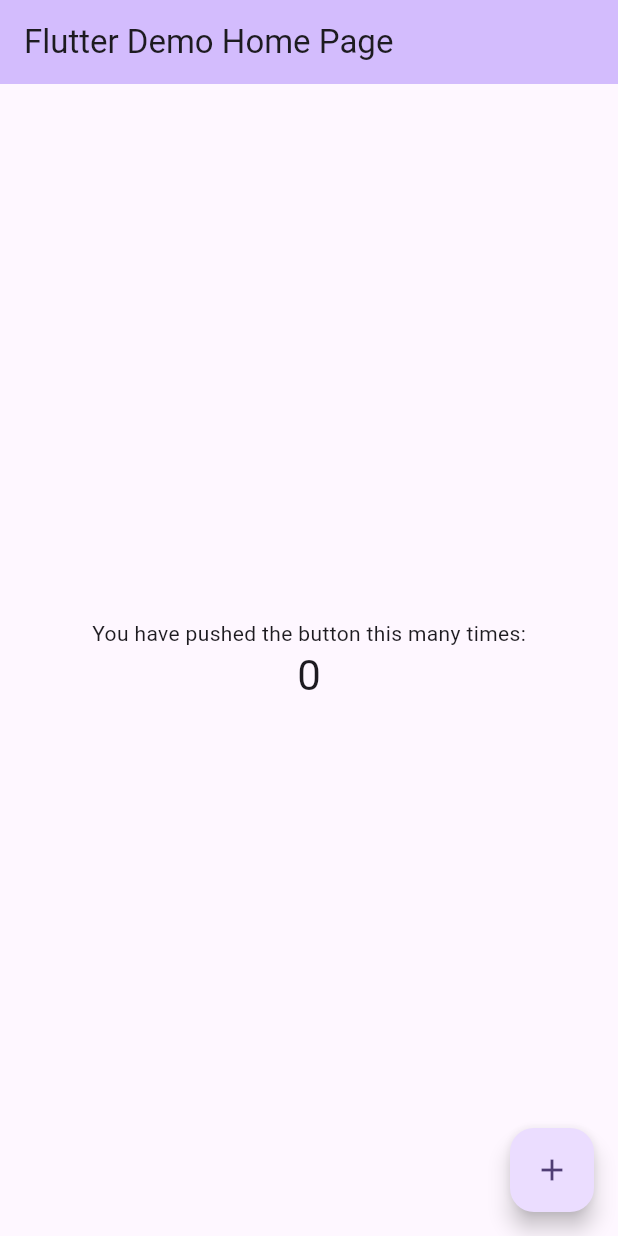
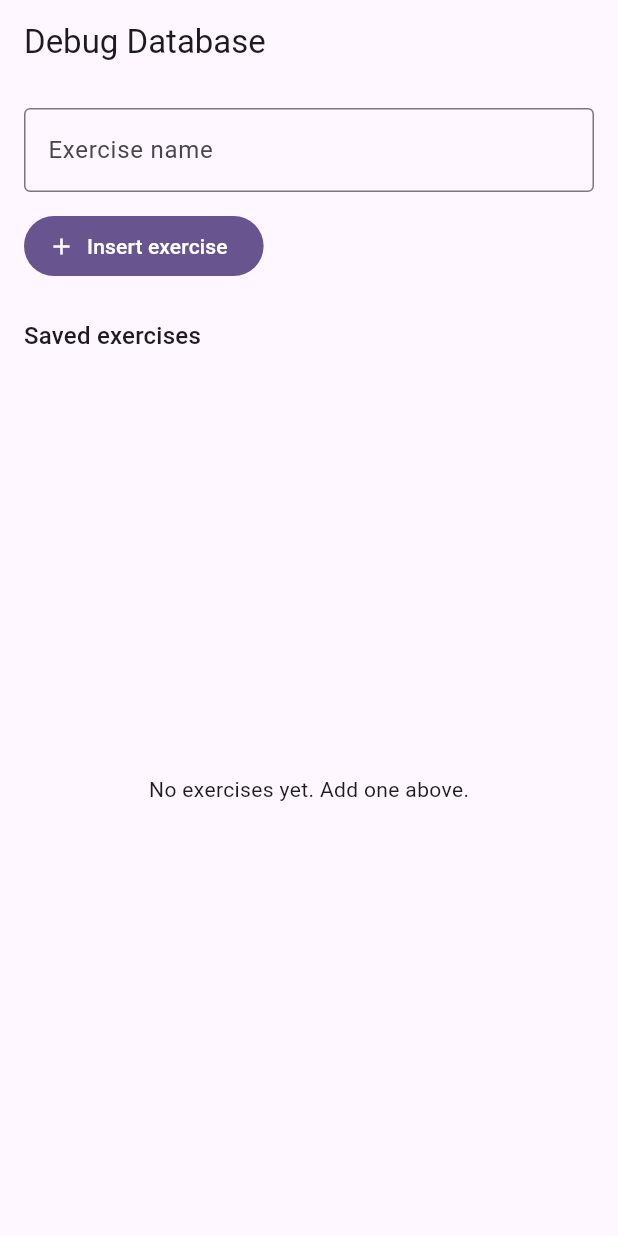
Before and after one commit to kirmatho-gpt/gym-logbook, a Flutter app: the screen it shows after launch, on a phone screen of 412 x 824 dp. Run offline on Flutter 3.47's test engine with Material 3 defaults, Android fonts, the light colour scheme and no system bars; our stand-ins replace drift, drift_flutter; accounts and stored records are empty; generated files the repository leaves out were written again.

Commit message:
Add exercise repository and debug database screen

```diff
--- a/lib/data/app_database.dart
+++ b/lib/data/app_database.dart
@@ -1,4 +1,9 @@
+import 'dart:io';
+
 import 'package:drift/drift.dart';
+import 'package:drift_flutter/drift_flutter.dart';
+import 'package:path/path.dart' as p;
+import 'package:path_provider/path_provider.dart';
 
 part 'app_database.g.dart';
 
@@ -67,6 +72,14 @@ class SetEntries extends Table {
   TextColumn get notes => text().nullable()();
 }
 
+LazyDatabase _openConnection() {
+  return LazyDatabase(() async {
+    final dbFolder = await getApplicationDocumentsDirectory();
+    final file = File(p.join(dbFolder.path, 'gym_logbook.sqlite'));
+    return NativeDatabase.createInBackground(file);
+  });
+}
+
 @DriftDatabase(
   tables: [
     WorkoutDefinitions,
@@ -81,6 +94,8 @@ class SetEntries extends Table {
 class AppDatabase extends _$AppDatabase {
   AppDatabase(super.executor);
 
+  AppDatabase.open() : super(_openConnection());
+
   @override
   int get schemaVersion => 1;
 }
--- /dev/null
+++ b/lib/data/repositories/exercise_repository.dart
@@ -0,0 +1,31 @@
+import 'package:drift/drift.dart';
+
+import '../app_database.dart';
+
+class ExerciseRepository {
+  ExerciseRepository(this.database);
+
+  final AppDatabase database;
+
+  Future<int> createExercise({
+    required String name,
+    int? muscleGroupId,
+    String? notes,
+  }) {
+    return database.into(database.exercises).insert(
+          ExercisesCompanion.insert(
+            name: name,
+            muscleGroupId: Value(muscleGroupId),
+            notes: Value(notes),
+          ),
+        );
+  }
+
+  Stream<List<Exercise>> watchExercises() {
+    return database.select(database.exercises).watch();
+  }
+
+  Future<List<Exercise>> fetchExercises() {
+    return database.select(database.exercises).get();
+  }
+}
--- /dev/null
+++ b/lib/debug/debug_database_screen.dart
@@ -0,0 +1,107 @@
+import 'package:flutter/material.dart';
+
+import '../data/app_database.dart';
+import '../data/repositories/exercise_repository.dart';
+
+class DebugDatabaseScreen extends StatefulWidget {
+  const DebugDatabaseScreen({
+    super.key,
+    required this.exerciseRepository,
+  });
+
+  final ExerciseRepository exerciseRepository;
+
+  @override
+  State<DebugDatabaseScreen> createState() => _DebugDatabaseScreenState();
+}
+
+class _DebugDatabaseScreenState extends State<DebugDatabaseScreen> {
+  final TextEditingController _nameController = TextEditingController();
+
+  @override
+  void dispose() {
+    _nameController.dispose();
+    super.dispose();
+  }
+
+  Future<void> _insertExercise() async {
+    final name = _nameController.text.trim();
+    if (name.isEmpty) {
+      ScaffoldMessenger.of(context).showSnackBar(
+        const SnackBar(content: Text('Enter an exercise name first.')),
+      );
+      return;
+    }
+
+    await widget.exerciseRepository.createExercise(name: name);
+    _nameController.clear();
+  }
+
+  @override
+  Widget build(BuildContext context) {
+    return Scaffold(
+      appBar: AppBar(
+        title: const Text('Debug Database'),
+      ),
+      body: Padding(
+        padding: const EdgeInsets.all(16),
+        child: Column(
+          crossAxisAlignment: CrossAxisAlignment.start,
+          children: [
+            TextField(
+              controller: _nameController,
+              decoration: const InputDecoration(
+                labelText: 'Exercise name',
+                border: OutlineInputBorder(),
+              ),
+              textInputAction: TextInputAction.done,
+              onSubmitted: (_) => _insertExercise(),
+            ),
+            const SizedBox(height: 12),
+            FilledButton.icon(
+              onPressed: _insertExercise,
+              icon: const Icon(Icons.add),
+              label: const Text('Insert exercise'),
+            ),
+            const SizedBox(height: 24),
+            Text(
+              'Saved exercises',
+              style: Theme.of(context).textTheme.titleMedium,
+            ),
+            const SizedBox(height: 8),
+            Expanded(
+              child: StreamBuilder<List<Exercise>>(
+                stream: widget.exerciseRepository.watchExercises(),
+                builder: (context, snapshot) {
+                  final exercises = snapshot.data ?? [];
+                  if (snapshot.connectionState == ConnectionState.waiting &&
+                      exercises.isEmpty) {
+                    return const Center(child: CircularProgressIndicator());
+                  }
+
+                  if (exercises.isEmpty) {
+                    return const Center(
+                      child: Text('No exercises yet. Add one above.'),
+                    );
+                  }
+
+                  return ListView.separated(
+                    itemCount: exercises.length,
+                    separatorBuilder: (_, __) => const Divider(height: 1),
+                    itemBuilder: (context, index) {
+                      final exercise = exercises[index];
+                      return ListTile(
+                        title: Text(exercise.name),
+                        subtitle: Text('ID: ${exercise.id}'),
+                      );
+                    },
+                  );
+                },
+              ),
+            ),
+          ],
+        ),
+      ),
+    );
+  }
+}
--- a/lib/main.dart
+++ b/lib/main.dart
@@ -1,121 +1,43 @@
 import 'package:flutter/material.dart';
 
+import 'data/app_database.dart';
+import 'data/repositories/exercise_repository.dart';
+import 'debug/debug_database_screen.dart';
+
 void main() {
-  runApp(const MyApp());
+  WidgetsFlutterBinding.ensureInitialized();
+  final database = AppDatabase.open();
+  runApp(MyApp(database: database));
 }
 
-class MyApp extends StatelessWidget {
-  const MyApp({super.key});
+class MyApp extends StatefulWidget {
+  const MyApp({super.key, required this.database});
 
-  // This widget is the root of your application.
+  final AppDatabase database;
+
   @override
-  Widget build(BuildContext context) {
-    return MaterialApp(
-      title: 'Flutter Demo',
-      theme: ThemeData(
-        // This is the theme of your application.
-        //
-        // TRY THIS: Try running your application with "flutter run". You'll see
-        // the application has a purple toolbar. Then, without quitting the app,
-        // try changing the seedColor in the colorScheme below to Colors.green
-        // and then invoke "hot reload" (save your changes or press the "hot
-        // reload" button in a Flutter-supported IDE, or press "r" if you used
-        // the command line to start the app).
-        //
-        // Notice that the counter didn't reset back to zero; the application
-        // state is not lost during the reload. To reset the state, use hot
-        // restart instead.
-        //
-        // This works for code too, not just values: Most code changes can be
-        // tested with just a hot reload.
-        colorScheme: .fromSeed(seedColor: Colors.deepPurple),
-      ),
-      home: const MyHomePage(title: 'Flutter Demo Home Page'),
-    );
-  }
+  State<MyApp> createState() => _MyAppState();
 }
 
-class MyHomePage extends StatefulWidget {
-  const MyHomePage({super.key, required this.title});
-
-  // This widget is the home page of your application. It is stateful, meaning
-  // that it has a State object (defined below) that contains fields that affect
-  // how it looks.
-
-  // This class is the configuration for the state. It holds the values (in this
-  // case the title) provided by the parent (in this case the App widget) and
-  // used by the build method of the State. Fields in a Widget subclass are
-  // always marked "final".
-
-  final String title;
+class _MyAppState extends State<MyApp> {
+  late final ExerciseRepository _exerciseRepository =
+      ExerciseRepository(widget.database);
 
   @override
-  State<MyHomePage> createState() => _MyHomePageState();
-}
-
-class _MyHomePageState extends State<MyHomePage> {
-  int _counter = 0;
-
-  void _incrementCounter() {
-    setState(() {
-      // This call to setState tells the Flutter framework that something has
-      // changed in this State, which causes it to rerun the build method below
-      // so that the display can reflect the updated values. If we changed
-      // _counter without calling setState(), then the build method would not be
-      // called again, and so nothing would appear to happen.
-      _counter++;
-    });
+  void dispose() {
+    widget.database.close();
+    super.dispose();
   }
 
   @override
   Widget build(BuildContext context) {
-    // This method is rerun every time setState is called, for instance as done
-    // by the _incrementCounter method above.
-    //
-    // The Flutter framework has been optimized to make rerunning build methods
-    // fast, so that you can just rebuild anything that needs updating rather
-    // than having to individually change instances of widgets.
-    return Scaffold(
-      appBar: AppBar(
-        // TRY THIS: Try changing the color here to a specific color (to
-        // Colors.amber, perhaps?) and trigger a hot reload to see the AppBar
-        // change color while the other colors stay the same.
-        backgroundColor: Theme.of(context).colorScheme.inversePrimary,
-        // Here we take the value from the MyHomePage object that was created by
-        // the App.build method, and use it to set our appbar title.
-        title: Text(widget.title),
+    return MaterialApp(
+      title: 'Gym Logbook',
+      theme: ThemeData(
+        colorScheme: ColorScheme.fromSeed(seedColor: Colors.deepPurple),
       ),
-      body: Center(
-        // Center is a layout widget. It takes a single child and positions it
-        // in the middle of the parent.
-        child: Column(
-          // Column is also a layout widget. It takes a list of children and
-          // arranges them vertically. By default, it sizes itself to fit its
-          // children horizontally, and tries to be as tall as its parent.
-          //
-          // Column has various properties to control how it sizes itself and
-          // how it positions its children. Here we use mainAxisAlignment to
-          // center the children vertically; the main axis here is the vertical
-          // axis because Columns are vertical (the cross axis would be
-          // horizontal).
-          //
-          // TRY THIS: Invoke "debug painting" (choose the "Toggle Debug Paint"
-          // action in the IDE, or press "p" in the console), to see the
-          // wireframe for each widget.
-          mainAxisAlignment: .center,
-          children: [
-            const Text('You have pushed the button this many times:'),
-            Text(
-              '$_counter',
-              style: Theme.of(context).textTheme.headlineMedium,
-            ),
-          ],
-        ),
-      ),
-      floatingActionButton: FloatingActionButton(
-        onPressed: _incrementCounter,
-        tooltip: 'Increment',
-        child: const Icon(Icons.add),
+      home: DebugDatabaseScreen(
+        exerciseRepository: _exerciseRepository,
       ),
     );
   }
```
